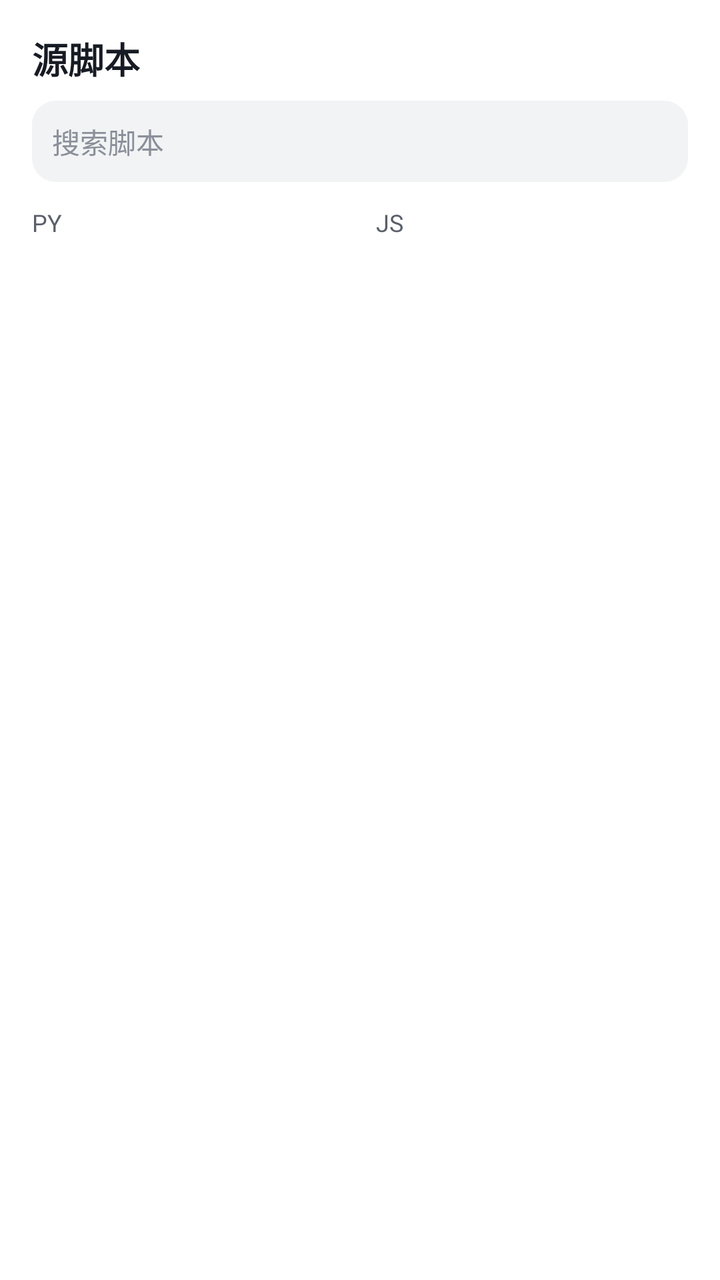
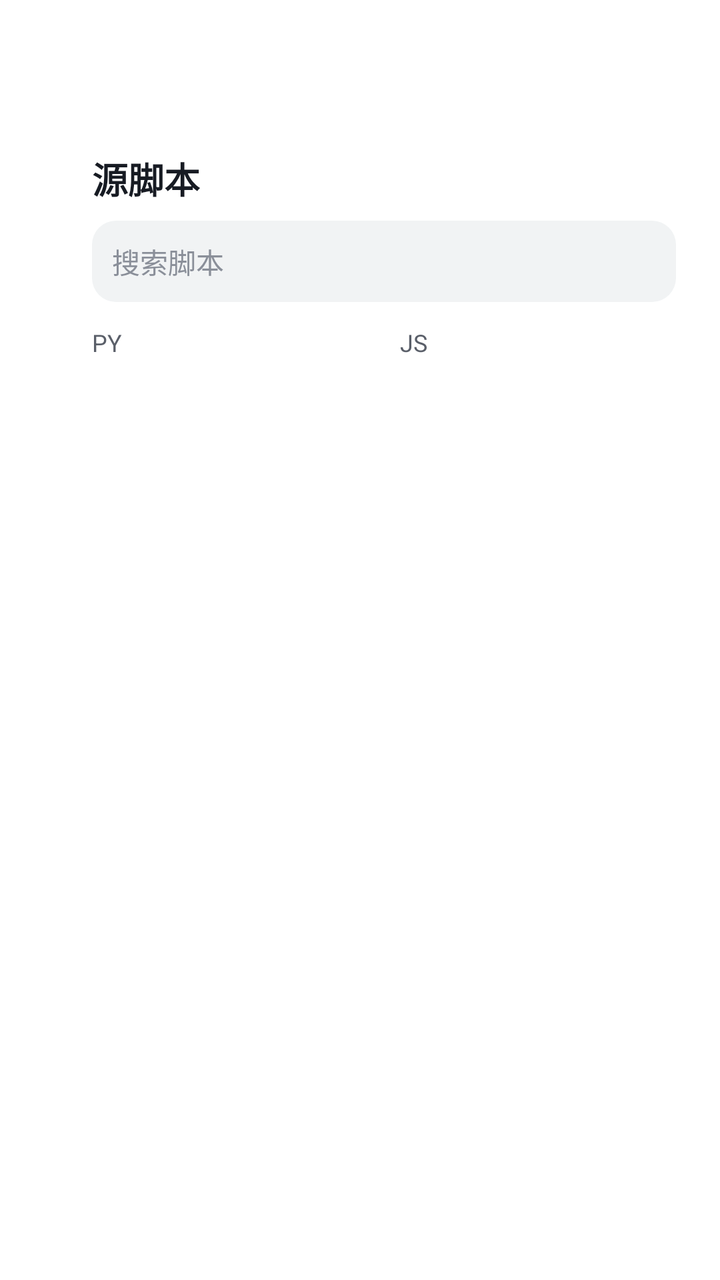

Screens rendered from an Android XML layout before and after an edit, with the pre-edit source and the edit as a unified diff.
<!-- AndroidManifest.xml: another module's application theme Theme.App -->
<!-- res/layout/dialog_source_scripts.xml -->
<?xml version="1.0" encoding="utf-8"?>
<LinearLayout xmlns:android="http://schemas.android.com/apk/res/android"
    android:layout_width="match_parent"
    android:layout_height="wrap_content"
    android:orientation="vertical"
    android:background="@drawable/dialog_glass"
    android:padding="16dp">

    <TextView
        android:layout_width="wrap_content"
        android:layout_height="wrap_content"
        android:text="源脚本"
        android:textColor="#171B23"
        android:textSize="18sp"
        android:textStyle="bold"
        android:layout_marginBottom="8dp" />

    <EditText
        android:id="@+id/et_search"
        android:layout_width="match_parent"
        android:layout_height="wrap_content"
        android:layout_marginBottom="12dp"
        android:background="@drawable/xc_input_bg"
        android:hint="搜索脚本"
        android:padding="10dp"
        android:singleLine="true"
        android:textColor="#171B23"
        android:textColorHint="#8A8F99"
        android:textSize="14sp" />

    <LinearLayout
        android:id="@+id/layout_columns"
        android:layout_width="match_parent"
        android:layout_height="wrap_content"
        android:orientation="horizontal">

        <LinearLayout
            android:id="@+id/column_py"
            android:layout_width="0dp"
            android:layout_height="wrap_content"
            android:layout_weight="1"
            android:orientation="vertical"
            android:layout_marginEnd="8dp">

            <TextView
                android:layout_width="wrap_content"
                android:layout_height="wrap_content"
                android:text="PY"
                android:textColor="#5A5F69"
                android:textSize="12sp"
                android:layout_marginBottom="8dp" />

            <androidx.recyclerview.widget.RecyclerView
                android:id="@+id/rv_py"
                android:layout_width="match_parent"
                android:layout_height="250dp" />
        </LinearLayout>

        <LinearLayout
            android:id="@+id/column_js"
            android:layout_width="0dp"
            android:layout_height="wrap_content"
            android:layout_weight="1"
            android:orientation="vertical"
            android:layout_marginStart="8dp">

            <TextView
                android:layout_width="wrap_content"
                android:layout_height="wrap_content"
                android:text="JS"
                android:textColor="#5A5F69"
                android:textSize="12sp"
                android:layout_marginBottom="8dp" />

            <androidx.recyclerview.widget.RecyclerView
                android:id="@+id/rv_js"
                android:layout_width="match_parent"
                android:layout_height="250dp" />
        </LinearLayout>
    </LinearLayout>

    <TextView
        android:id="@+id/tv_empty"
        android:layout_width="wrap_content"
        android:layout_height="wrap_content"
        android:text="暂无脚本，去插件管理导入"
        android:textColor="#5A5F69"
        android:textSize="14sp"
        android:layout_gravity="center"
        android:padding="24dp"
        android:visibility="gone" />
</LinearLayout>
<!-- resources referenced by this layout -->
<resources>
  <!-- drawable dialog_glass (drawable) -->
  <?xml version="1.0" encoding="utf-8"?>
  <shape xmlns:android="http://schemas.android.com/apk/res/android"
      android:shape="rectangle">
      <solid android:color="#B3FFFFFF" />
      <stroke
          android:width="1dp"
          android:color="#33FFFFFF" />
      <corners android:radius="16dp" />
  </shape>
  <!-- drawable xc_input_bg (drawable) -->
  <?xml version="1.0" encoding="utf-8"?>
  <shape xmlns:android="http://schemas.android.com/apk/res/android"
      android:shape="rectangle">
      <corners android:radius="12dp" />
      <solid android:color="#F1F3F4" />
  </shape>
  <style name="Theme.App" parent="Theme.XingChen">
          <item name="android:windowDisablePreview">true</item>
      </style>
  <style name="Theme.XingChen" parent="Theme.Material3.DayNight.NoActionBar">
          <item name="android:windowBackground">@android:color/transparent</item>
                <item name="android:colorBackground">@android:color/transparent</item>
          <item name="colorPrimary">#f0a400</item>
          <item name="colorPrimaryVariant">#c07f00</item>
          <item name="colorOnPrimary">@android:color/white</item>
      </style>
</resources>

<!-- the commit's change to res/layout/dialog_source_scripts.xml (unified diff, before → after) -->
@@ -1,92 +1,107 @@
 <?xml version="1.0" encoding="utf-8"?>
-<LinearLayout xmlns:android="http://schemas.android.com/apk/res/android"
+<FrameLayout xmlns:android="http://schemas.android.com/apk/res/android"
+    android:id="@+id/root_background"
     android:layout_width="match_parent"
-    android:layout_height="wrap_content"
-    android:orientation="vertical"
-    android:background="@drawable/dialog_glass"
-    android:padding="16dp">
+    android:layout_height="match_parent"
+    android:clickable="true"
+    android:focusable="true">
 
-    <TextView
-        android:layout_width="wrap_content"
-        android:layout_height="wrap_content"
-        android:text="源脚本"
-        android:textColor="#171B23"
-        android:textSize="18sp"
-        android:textStyle="bold"
-        android:layout_marginBottom="8dp" />
-
-    <EditText
-        android:id="@+id/et_search"
+    <LinearLayout
+        android:id="@+id/card"
         android:layout_width="match_parent"
         android:layout_height="wrap_content"
-        android:layout_marginBottom="12dp"
-        android:background="@drawable/xc_input_bg"
-        android:hint="搜索脚本"
-        android:padding="10dp"
-        android:singleLine="true"
-        android:textColor="#171B23"
-        android:textColorHint="#8A8F99"
-        android:textSize="14sp" />
+        android:layout_gravity="top|center_horizontal"
+        android:layout_marginStart="24dp"
+        android:layout_marginEnd="12dp"
+        android:layout_marginTop="60dp"
+        android:orientation="vertical"
+        android:background="@drawable/dialog_glass"
+        android:padding="16dp"
+        android:clickable="true"
+        android:focusable="true">
 
-    <LinearLayout
-        android:id="@+id/layout_columns"
-        android:layout_width="match_parent"
-        android:layout_height="wrap_content"
-        android:orientation="horizontal">
+        <TextView
+            android:layout_width="wrap_content"
+            android:layout_height="wrap_content"
+            android:text="源脚本"
+            android:textColor="#171B23"
+            android:textSize="18sp"
+            android:textStyle="bold"
+            android:layout_marginBottom="8dp" />
+
+        <EditText
+            android:id="@+id/et_search"
+            android:layout_width="match_parent"
+            android:layout_height="wrap_content"
+            android:layout_marginBottom="12dp"
+            android:background="@drawable/xc_input_bg"
+            android:hint="搜索脚本"
+            android:padding="10dp"
+            android:singleLine="true"
+            android:textColor="#171B23"
+            android:textColorHint="#8A8F99"
+            android:textSize="14sp" />
 
         <LinearLayout
-            android:id="@+id/column_py"
-            android:layout_width="0dp"
+            android:id="@+id/layout_columns"
+            android:layout_width="match_parent"
             android:layout_height="wrap_content"
-            android:layout_weight="1"
-            android:orientation="vertical"
-            android:layout_marginEnd="8dp">
+            android:orientation="horizontal">
 
-            <TextView
-                android:layout_width="wrap_content"
+            <LinearLayout
+                android:id="@+id/column_py"
+                android:layout_width="0dp"
                 android:layout_height="wrap_content"
-                android:text="PY"
-                android:textColor="#5A5F69"
-                android:textSize="12sp"
-                android:layout_marginBottom="8dp" />
+                android:layout_weight="1"
+                android:orientation="vertical"
+                android:layout_marginEnd="8dp">
 
-            <androidx.recyclerview.widget.RecyclerView
-                android:id="@+id/rv_py"
-                android:layout_width="match_parent"
-                android:layout_height="250dp" />
+                <TextView
+                    android:layout_width="wrap_content"
+                    android:layout_height="wrap_content"
+                    android:text="PY"
+                    android:textColor="#5A5F69"
+                    android:textSize="12sp"
+                    android:layout_marginBottom="8dp" />
+
+                <androidx.recyclerview.widget.RecyclerView
+                    android:id="@+id/rv_py"
+                    android:layout_width="match_parent"
+                    android:layout_height="250dp" />
+            </LinearLayout>
+
+            <LinearLayout
+                android:id="@+id/column_js"
+                android:layout_width="0dp"
+                android:layout_height="wrap_content"
+                android:layout_weight="1"
+                android:orientation="vertical"
+                android:layout_marginStart="8dp">
+
+                <TextView
+                    android:layout_width="wrap_content"
+                    android:layout_height="wrap_content"
+                    android:text="JS"
+                    android:textColor="#5A5F69"
+                    android:textSize="12sp"
+                    android:layout_marginBottom="8dp" />
+
+                <androidx.recyclerview.widget.RecyclerView
+                    android:id="@+id/rv_js"
+                    android:layout_width="match_parent"
+                    android:layout_height="250dp" />
+            </LinearLayout>
         </LinearLayout>
 
-        <LinearLayout
-            android:id="@+id/column_js"
-            android:layout_width="0dp"
+        <TextView
+            android:id="@+id/tv_empty"
+            android:layout_width="wrap_content"
             android:layout_height="wrap_content"
-            android:layout_weight="1"
-            android:orientation="vertical"
-            android:layout_marginStart="8dp">
-
-            <TextView
-                android:layout_width="wrap_content"
-                android:layout_height="wrap_content"
-                android:text="JS"
-                android:textColor="#5A5F69"
-                android:textSize="12sp"
-                android:layout_marginBottom="8dp" />
-
-            <androidx.recyclerview.widget.RecyclerView
-                android:id="@+id/rv_js"
-                android:layout_width="match_parent"
-                android:layout_height="250dp" />
-        </LinearLayout>
+            android:text="暂无脚本，去插件管理导入"
+            android:textColor="#5A5F69"
+            android:textSize="14sp"
+            android:layout_gravity="center"
+            android:padding="24dp"
+            android:visibility="gone" />
     </LinearLayout>
-
-    <TextView
-        android:id="@+id/tv_empty"
-        android:layout_width="wrap_content"
-        android:layout_height="wrap_content"
-        android:text="暂无脚本，去插件管理导入"
-        android:textColor="#5A5F69"
-        android:textSize="14sp"
-        android:layout_gravity="center"
-        android:padding="24dp"
-        android:visibility="gone" />
-</LinearLayout>
+</FrameLayout>
